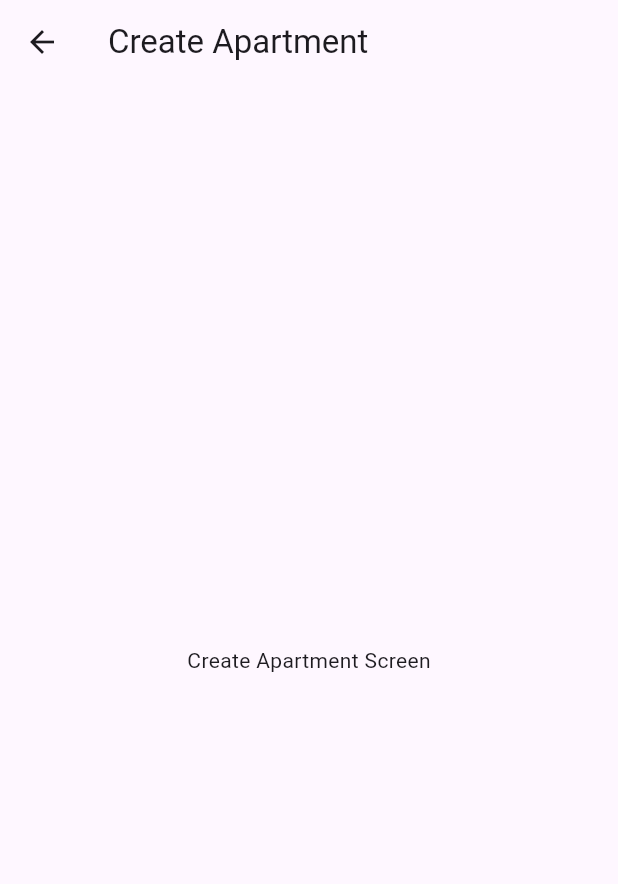
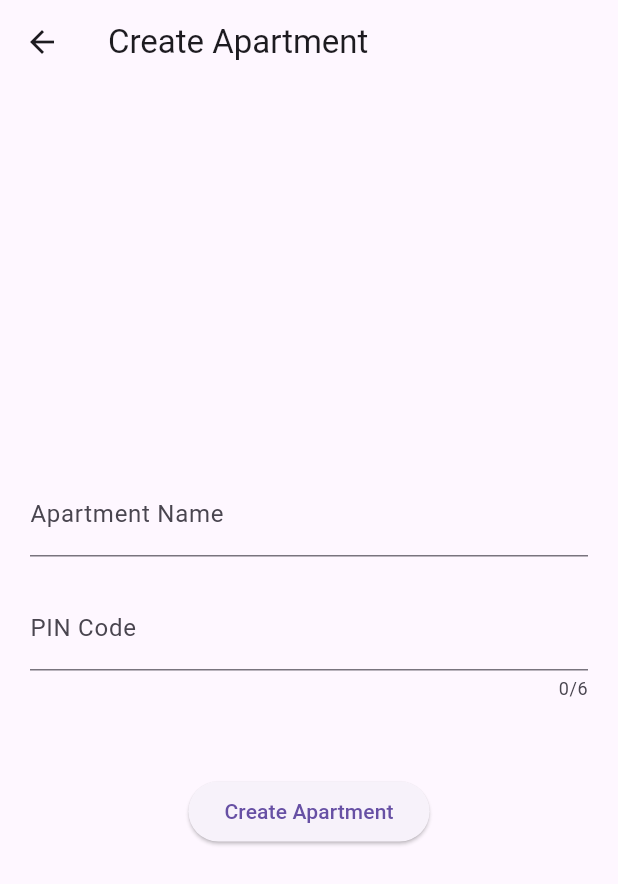
Before and after one commit to chenyb4/NeighborShare-Frontend, a Flutter app: the CreateApartment screen opened directly, on a phone screen of 412 x 824 dp. Shown: the top 884 px of the screen. Run offline on Flutter 3.47's test engine with Material 3 defaults, Android fonts, the phone set to English and light mode, and no system bars; our stand-ins replace shared_preferences; accounts and stored records are empty.

Commit message:
create apartment

```diff
--- a/lib/screens/create_apartment.dart
+++ b/lib/screens/create_apartment.dart
@@ -1,14 +1,108 @@
+import 'dart:convert';
 import 'package:flutter/material.dart';
+import 'package:http/http.dart' as http;
+import 'package:shared_preferences/shared_preferences.dart'; // Import SharedPreferences
+import 'package:aad_hybrid/configs/backend_address.dart'; // Import backend address
+import 'package:aad_hybrid/screens/home.dart'; // Import home screen
 
 class CreateApartment extends StatelessWidget {
+  final TextEditingController _nameController = TextEditingController();
+  final TextEditingController _pinController = TextEditingController();
+
+  Future<String?> _getToken() async {
+    SharedPreferences prefs = await SharedPreferences.getInstance();
+    return prefs.getString('token');
+  }
+
+  Future<void> _createApartment(BuildContext context) async {
+    final String name = _nameController.text.trim();
+    final String pin = _pinController.text.trim();
+
+    final String? token = await _getToken(); // Retrieve token from SharedPreferences
+
+    if (token == null) {
+      // Handle case where token is null (not logged in)
+      ScaffoldMessenger.of(context).showSnackBar(
+        SnackBar(
+          content: Text('Please log in to create an apartment'),
+          backgroundColor: Colors.red,
+        ),
+      );
+      return; // Exit function early
+    }
+
+    final response = await http.post(
+      Uri.parse(baseUrl + '/apartments'),
+      headers: <String, String>{
+        'Content-Type': 'application/json; charset=UTF-8',
+        'Authorization': 'Bearer $token', // Add authorization header with token
+      },
+      body: jsonEncode({'name': name, 'PIN': pin}),
+    );
+
+    if (response.statusCode == 200) {
+      // Apartment created successfully
+      ScaffoldMessenger.of(context).showSnackBar(
+        SnackBar(
+          content: Text('Apartment created successfully'),
+          backgroundColor: Colors.green,
+        ),
+      );
+      // Clear text fields after creating the apartment
+      _nameController.clear();
+      _pinController.clear();
+
+      // Redirect to the home screen
+      Navigator.pushReplacement(
+        context,
+        MaterialPageRoute(builder: (context) => Home()),
+      );
+    } else {
+      // Failed to create apartment
+      ScaffoldMessenger.of(context).showSnackBar(
+        SnackBar(
+          content: Text('Failed to create apartment'),
+          backgroundColor: Colors.red,
+        ),
+      );
+    }
+  }
+
   @override
   Widget build(BuildContext context) {
     return Scaffold(
       appBar: AppBar(
         title: Text('Create Apartment'),
       ),
-      body: Center(
-        child: Text('Create Apartment Screen'),
+      body: Padding(
+        padding: const EdgeInsets.all(20.0),
+        child: Column(
+          mainAxisAlignment: MainAxisAlignment.center,
+          children: [
+            TextField(
+              controller: _nameController,
+              decoration: InputDecoration(
+                labelText: 'Apartment Name',
+              ),
+            ),
+            SizedBox(height: 20.0),
+            TextField(
+              controller: _pinController,
+              decoration: InputDecoration(
+                labelText: 'PIN Code',
+              ),
+              keyboardType: TextInputType.number,
+              maxLength: 6, // Limit input to 6 characters
+            ),
+            SizedBox(height: 50.0),
+            ElevatedButton(
+              onPressed: () {
+                _createApartment(context); // Call create apartment function
+              },
+              child: Text('Create Apartment'),
+            ),
+          ],
+        ),
       ),
     );
   }
```
